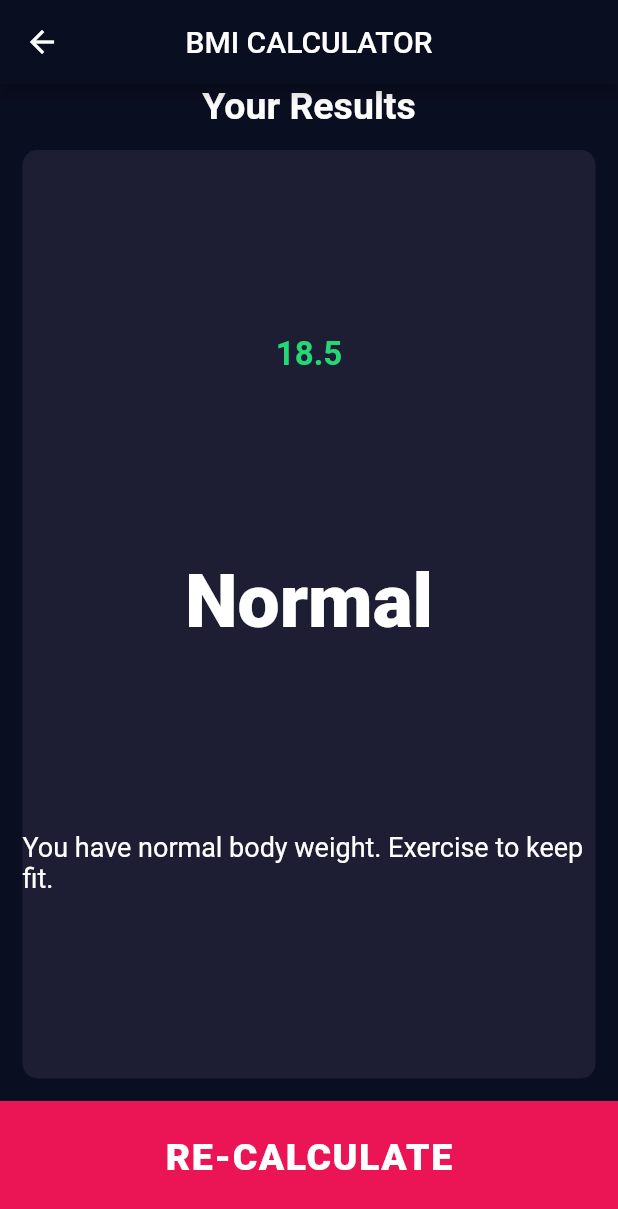
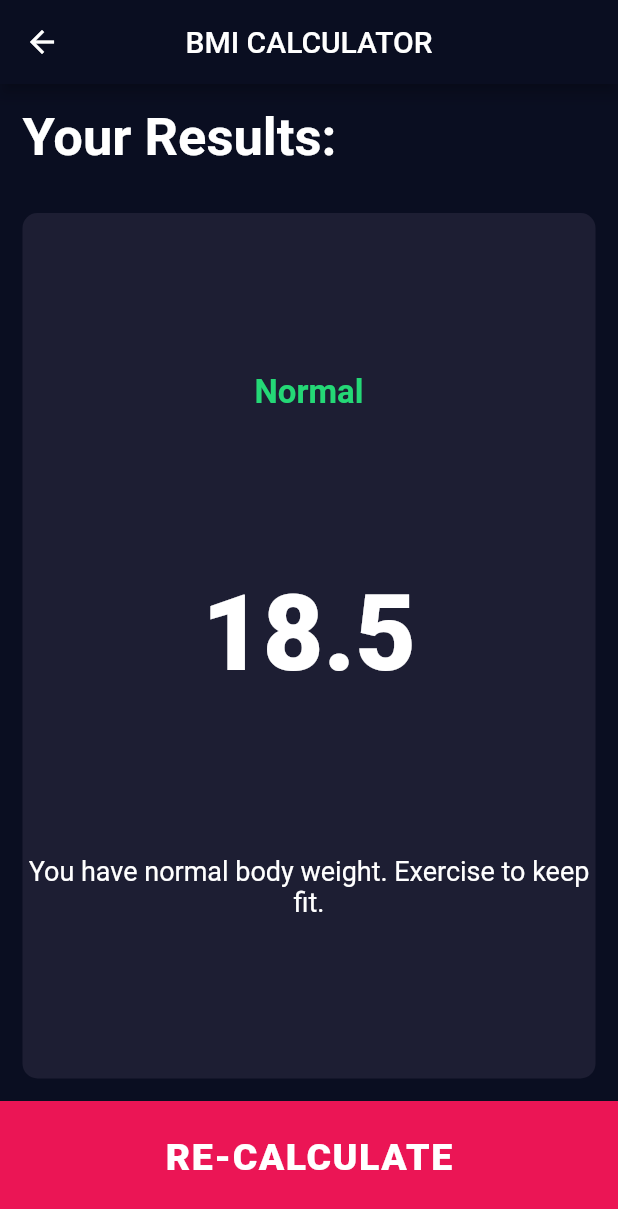
Before and after one commit to LordOlumide/BMI_Calculator, a Flutter app: the screen it shows after launch, after a tap on "CALCULATE", on a phone screen of 412 x 824 dp. Shown: the top 1209 px of the screen. Run offline on Flutter 3.47's test engine with Material 2 defaults, Android fonts, the phone set to English and light mode, and no system bars; our stand-ins replace font_awesome_flutter.

Commit message:
Final working state.

```diff
--- a/lib/constants.dart
+++ b/lib/constants.dart
@@ -5,8 +5,13 @@ const Color kInactiveCardColour = Color(0xFF111328);
 const Color kBottomButtonColour = Color(0xFFEB1555);
 
 const kHeaderTextStyle = TextStyle(
-  fontSize: 25.0,
+  fontSize: 35.0,
   fontWeight: FontWeight.bold,
+);
+
+const kBigAgeAndWeightTextStyle = TextStyle(
+  fontSize: 40.0,
+  fontWeight: FontWeight.w700,
 );
 
 const kResultTextStyle = TextStyle(
@@ -16,7 +21,7 @@ const kResultTextStyle = TextStyle(
 );
 
 const kBMITextStyle = TextStyle(
-  fontSize: 50.0,
+  fontSize: 70.0,
   fontWeight: FontWeight.w900,
 );
 
--- a/lib/screens/input_page.dart
+++ b/lib/screens/input_page.dart
@@ -25,7 +25,7 @@ class _InputPageState extends State<InputPage> {
   Widget build(BuildContext context) {
     return Scaffold(
       appBar: AppBar(
-        title: Text('BMI CALCULATOR'),
+        title: const Text('BMI CALCULATOR'),
         centerTitle: true,
       ),
       body: Column(
@@ -37,9 +37,7 @@ class _InputPageState extends State<InputPage> {
                 child: GestureDetector(
                   onTap: () {
                     setState(() {
-                      print(selectedGender);
                       selectedGender = Gender.male;
-                      print(selectedGender);
                     });
                   },
                   child: CustomCard(
@@ -66,9 +64,7 @@ class _InputPageState extends State<InputPage> {
                 child: GestureDetector(
                   onTap: () {
                     setState(() {
-                      print(selectedGender);
                       selectedGender = Gender.female;
-                      print(selectedGender);
                     });
                   },
                   child: CustomCard(
@@ -170,10 +166,7 @@ class _InputPageState extends State<InputPage> {
                         ),
                         Text(
                           weight.toString(),
-                          style: TextStyle(
-                            fontSize: 40.0,
-                            fontWeight: FontWeight.w700,
-                          ),
+                          style: kBigAgeAndWeightTextStyle,
                         ),
                         Row(
                           mainAxisAlignment: MainAxisAlignment.center,
@@ -207,16 +200,13 @@ class _InputPageState extends State<InputPage> {
                     child: Column(
                       mainAxisAlignment: MainAxisAlignment.center,
                       children: [
-                        Text(
+                        const Text(
                           'AGE',
                           style: kInputPageTextStyle,
                         ),
                         Text(
                           age.toString(),
-                          style: TextStyle(
-                            fontSize: 40.0,
-                            fontWeight: FontWeight.w700,
-                          ),
+                          style: kBigAgeAndWeightTextStyle,
                         ),
                         Row(
                           mainAxisAlignment: MainAxisAlignment.center,
--- a/lib/screens/results_page.dart
+++ b/lib/screens/results_page.dart
@@ -25,14 +25,21 @@ class ResultPage extends StatelessWidget {
         centerTitle: true,
       ),
       body: Column(
+        crossAxisAlignment: CrossAxisAlignment.start,
         children: [
           Container(
-            child: const Text(
-              'Your Results',
-              style: kHeaderTextStyle,
+            alignment: Alignment.bottomLeft,
+            child: Padding(
+              padding: const EdgeInsets.all(15.0),
+              child: const Text(
+                'Your Results:',
+                style: kHeaderTextStyle,
+                // textAlign: TextAlign.start,
+              ),
             ),
           ),
           Expanded(
+            flex: 5,
             child: CustomCard(
               colour: kActiveCardColour,
               child: Column(
@@ -40,16 +47,17 @@ class ResultPage extends StatelessWidget {
                 // crossAxisAlignment: CrossAxisAlignment.center,
                 children: [
                   Text(
-                    bmi,
+                    resultLabel,
                     style: kResultTextStyle,
                   ),
                   Text(
-                    resultLabel,
+                    bmi,
                     style: kBMITextStyle,
                   ),
                   Text(
                     interpretation,
                     style: kBMIMeaningTextStyle,
+                    textAlign: TextAlign.center,
                   ),
                 ],
               ),
```
